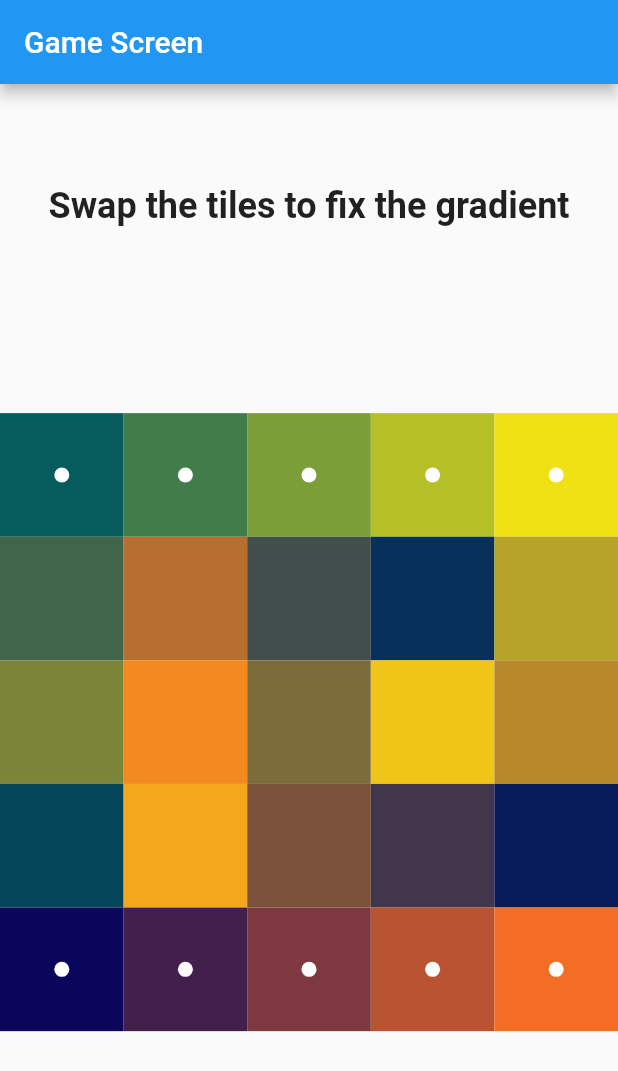
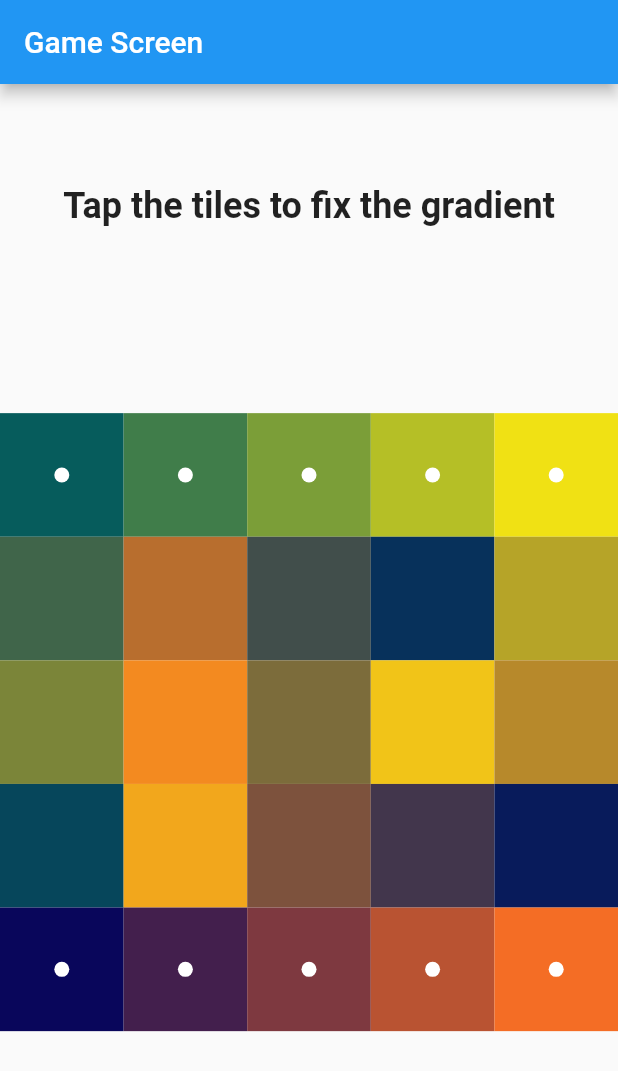
Before and after one commit to MatthieuNadeau96/right_brain_puzzle, a Flutter app: the screen it shows after launch, on a phone screen of 412 x 824 dp. Shown: the top 1071 px of the screen. Run offline on Flutter 3.47's test engine with Material 2 defaults, Android fonts, the phone set to English and light mode, and no system bars.

```diff
--- a/lib/screens/game_screen.dart
+++ b/lib/screens/game_screen.dart
@@ -59,7 +59,7 @@ class _GameScreenState extends State<GameScreen> {
                     Text(
                       (_orderChecker(colorCards))
                           ? 'YOU WIN!'
-                          : 'Swap the tiles to fix the gradient',
+                          : 'Tap the tiles to fix the gradient',
                       style: TextStyle(
                         fontSize: 24,
                         fontWeight: FontWeight.w600,
```
Also changed, not shown: pubspec.lock.
